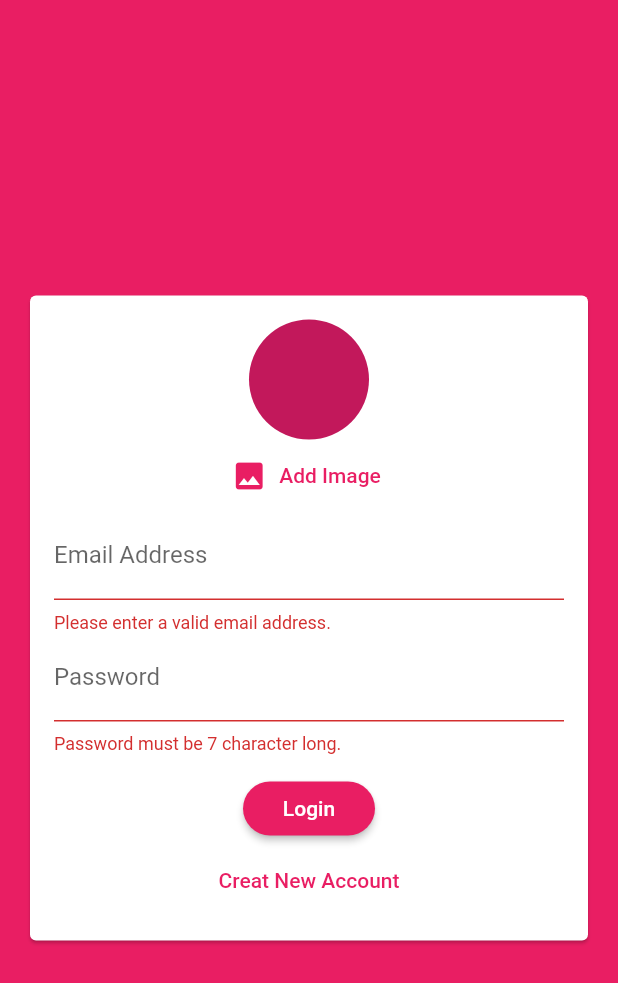
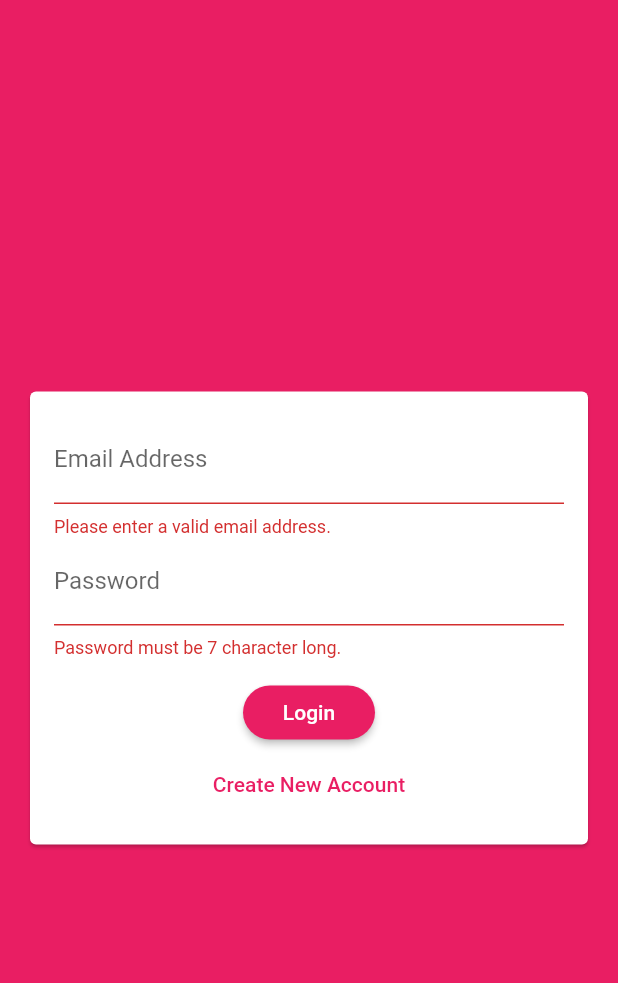
Before and after one commit to ashishtyagi10/chat_app, a Flutter app: the screen it shows after launch, after a tap on "Login", on a phone screen of 412 x 824 dp. Shown: the top 983 px of the screen. Run offline on Flutter 3.47's test engine with Material 2 defaults, Android fonts, the phone set to English and light mode, and no system bars; our stand-ins replace cloud_firestore, firebase_auth, firebase_storage, image_picker; accounts and stored records are empty.

Commit message:
version one completed with image

```diff
--- a/lib/widgets/auth/auth_form.dart
+++ b/lib/widgets/auth/auth_form.dart
@@ -1,10 +1,13 @@
+import 'dart:io';
+
+import 'package:chat_app/widgets/pickers/user_image_picker.dart';
 import 'package:flutter/material.dart';
 
 class AuthForm extends StatefulWidget {
   AuthForm(this.submitFn, this.isLoading);
 
   final void Function(String email, String password, String username,
-      bool isLogin, BuildContext context) submitFn;
+      File image, bool isLogin, BuildContext context) submitFn;
   final bool isLoading;
 
   @override
@@ -18,15 +21,30 @@ class _AuthFormState extends State<AuthForm> {
   String _userEmail = '';
   String _userName = '';
   String _userPassword = '';
+  File _userImageFile;
+
+  void _pickedImage(File image) {
+    _userImageFile = image;
+  }
 
   void _trySubmit() {
     final isValid = _formKey.currentState.validate();
     FocusScope.of(context).unfocus();
 
+    if (_userImageFile == null && !_isLogin) {
+      Scaffold.of(context).showSnackBar(
+        SnackBar(
+          content: Text('Please pick an image'),
+          backgroundColor: Theme.of(context).errorColor,
+        ),
+      );
+      return;
+    }
+
     if (isValid) {
       _formKey.currentState.save();
       widget.submitFn(_userEmail.trim(), _userPassword.trim(), _userName.trim(),
-          _isLogin, context);
+          _userImageFile, _isLogin, context);
     }
 
     // Send request to firebase
@@ -45,15 +63,7 @@ class _AuthFormState extends State<AuthForm> {
               child: Column(
                 mainAxisSize: MainAxisSize.min,
                 children: [
-                  CircleAvatar(
-                    radius: 40,
-                  ),
-                  FlatButton.icon(
-                    textColor: Theme.of(context).primaryColor,
-                    onPressed: () {},
-                    icon: Icon(Icons.image),
-                    label: Text('Add Image'),
-                  ),
+                  if (!_isLogin) UserImagePicker(_pickedImage),
                   TextFormField(
                     key: ValueKey('email'),
                     validator: (value) {
@@ -119,7 +129,7 @@ class _AuthFormState extends State<AuthForm> {
                         });
                       },
                       child: Text(_isLogin
-                          ? 'Creat New Account'
+                          ? 'Create New Account'
                           : 'I already have an account'),
                     ),
                 ],
--- a/pubspec.yaml
+++ b/pubspec.yaml
@@ -31,6 +31,7 @@ dependencies:
   cloud_firestore: 0.13.5
   firebase_auth: 0.16.1
   image_picker: ^0.6.7+21
+  firebase_storage: ^3.1.5
 
 dev_dependencies:
   flutter_test:
```
Also changed, not shown: lib/screens/auth_screen.dart (+18 -2 lines), lib/widgets/pickers/user_image_picker.dart (added, +53 -0 lines), pubspec.lock.
